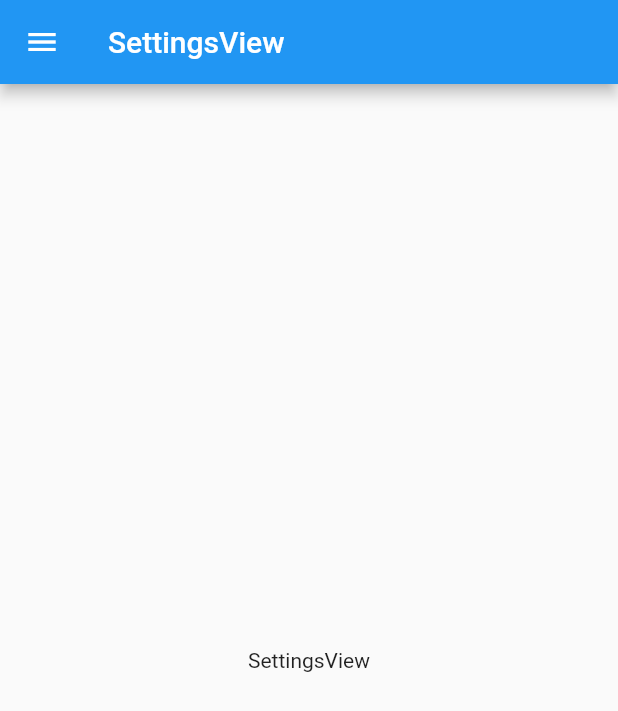
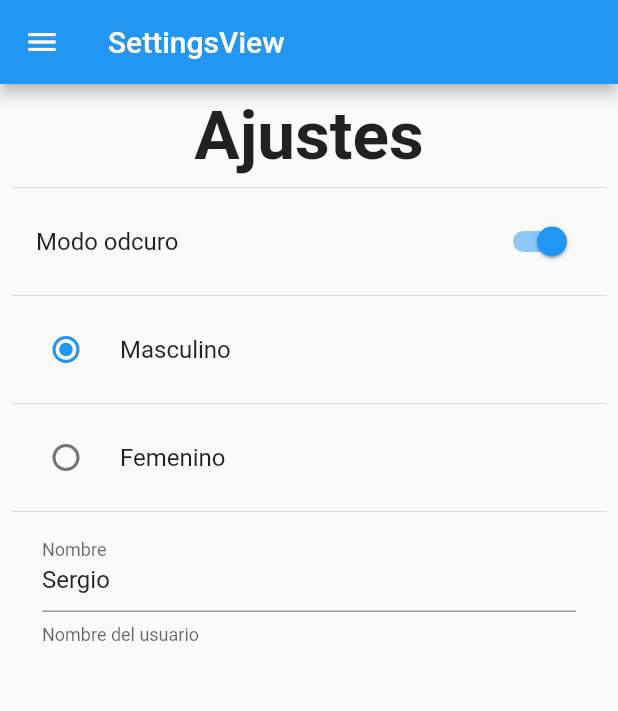
Before and after one commit to SergioK12/Preferencias-de-usuario, a Flutter app: the screen it shows after launch, in the side drawer, after a tap on "Ajustes", on a phone screen of 412 x 824 dp. Shown: the top 711 px of the screen. Run offline on Flutter 3.47's test engine with Material 2 defaults, Android fonts, the phone set to English and light mode, and no system bars.

Commit message:
Diseño listo

```diff
--- a/lib/views/homrview.dart
+++ b/lib/views/homrview.dart
@@ -15,7 +15,13 @@ class HomeView extends StatelessWidget {
         child: Column(
           mainAxisAlignment: MainAxisAlignment.center,
           children:const [
-            Text("Home View")
+            Text("Modo Oscuro: "),
+            Divider(),
+            Text("Nombre: "),
+            Divider(),
+            Text("Genero: "),
+            Divider(),
+
           ],
         ),
       ),
--- a/lib/views/settingsview.dart
+++ b/lib/views/settingsview.dart
@@ -11,9 +11,59 @@ class SettingsView extends StatelessWidget {
         title: const Text('SettingsView'),
       ),
       drawer: const SideMenu(),
-      body: const Center(
-        child: Text('SettingsView'),
-      ),
+      body: Padding(
+        padding: const EdgeInsets.all(8.0),
+        child: SingleChildScrollView(
+          child: Column(
+            children:  [
+              const Text("Ajustes", style: TextStyle(
+                fontSize: 45, fontWeight: FontWeight.bold
+              ),
+
+
+              ), const Divider(),
+              SwitchListTile.adaptive(
+                value: true,
+                title: const Text("Modo odcuro"),
+                onChanged: (value){
+
+                }
+
+              ),
+              const Divider(),
+              RadioListTile<int>(
+                value: 1,
+                groupValue: 1,
+                title: const  Text("Masculino"),
+                onChanged: (value){
+                }
+              ),
+               const Divider(),
+              RadioListTile<int>(
+                value: 2,
+                groupValue: 1,
+                title: const  Text("Femenino"),
+                onChanged: (value){
+                }
+              ),
+              const Divider(),
+              Padding(
+                padding: const EdgeInsets.symmetric(horizontal: 20),
+                child: TextFormField(
+                  initialValue: 'Sergio',
+                  decoration: const InputDecoration(
+                    labelText: 'Nombre',
+                    helperText: 'Nombre del usuario'
+                  ),
+
+                ),
+              )
+            ],
+          ),
+        ),
+      )
+
+
     );
   }
 }
```
